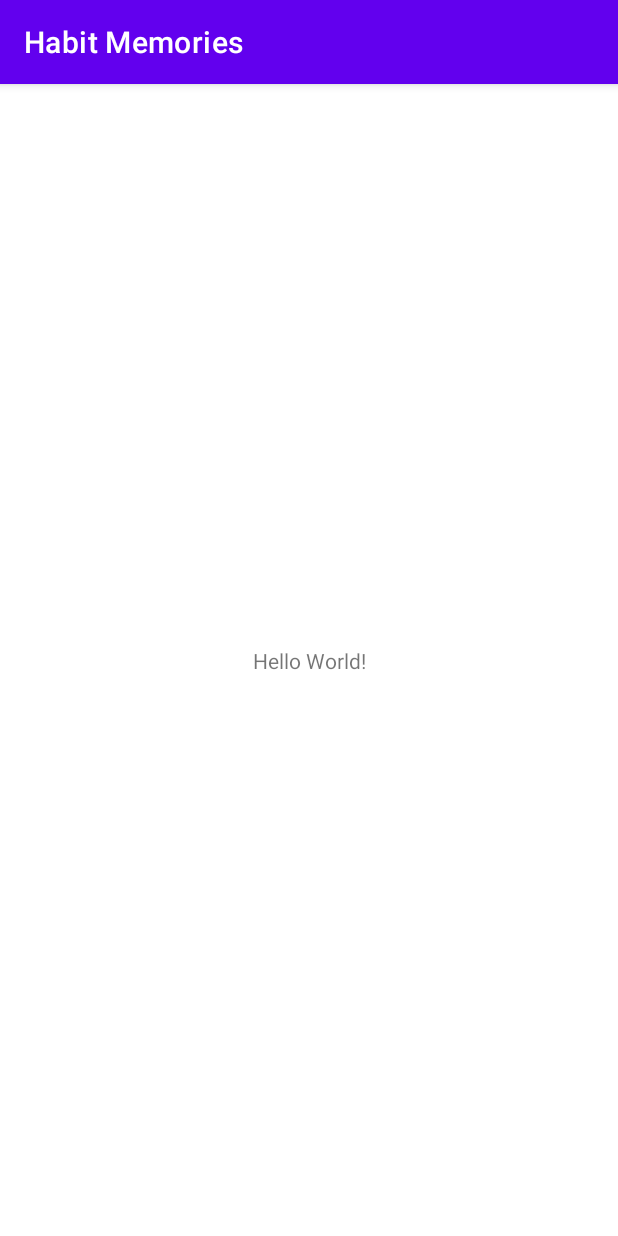
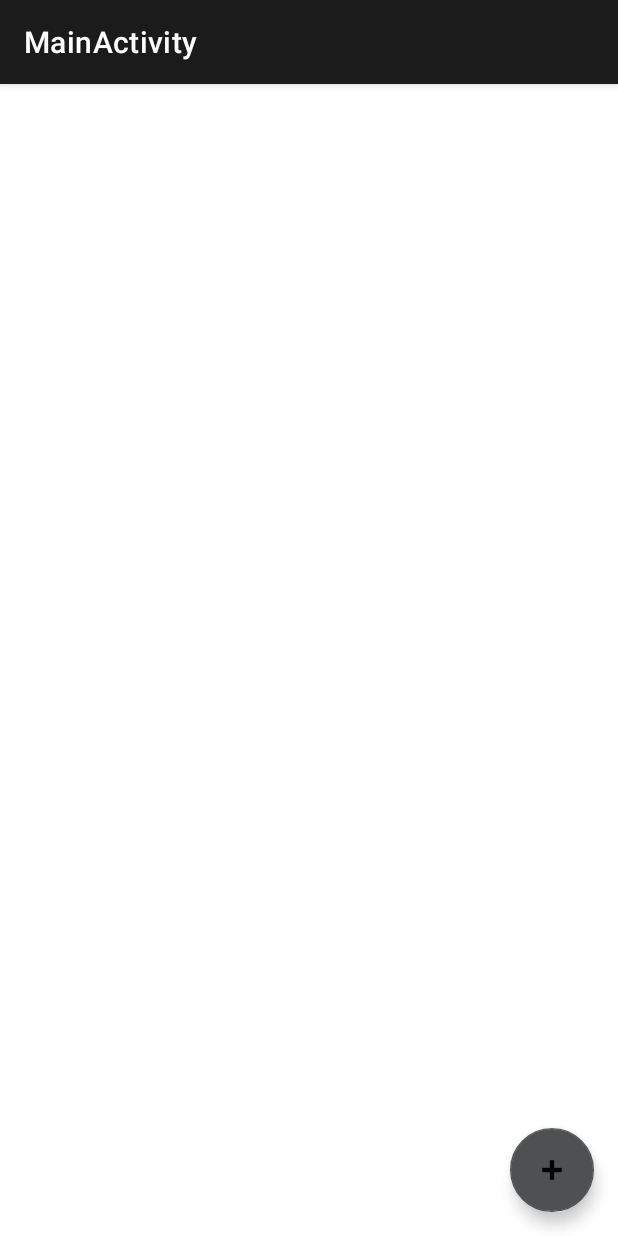
Before and after one commit to dreyZZ/habit-journal, an Android app: the screen it shows after launch (MainActivity), on a phone screen of 412 x 824 dp. Run offline under Robolectric (Android 15) with nearby library versions, the phone set to English and light mode, and no system bars.

Commit message:
added main activity

```diff
--- a/app/build.gradle
+++ b/app/build.gradle
@@ -40,6 +40,8 @@ dependencies {
     implementation 'androidx.appcompat:appcompat:1.2.0'
     implementation 'com.google.android.material:material:1.3.0'
     implementation 'androidx.constraintlayout:constraintlayout:2.0.4'
+    implementation 'androidx.navigation:navigation-fragment-ktx:2.3.3'
+    implementation 'androidx.navigation:navigation-ui-ktx:2.3.3'
     testImplementation 'junit:junit:4.+'
     androidTestImplementation 'androidx.test.ext:junit:1.1.2'
     androidTestImplementation 'androidx.test.espresso:espresso-core:3.3.0'
--- a/app/src/main/AndroidManifest.xml
+++ b/app/src/main/AndroidManifest.xml
@@ -9,7 +9,10 @@
         android:roundIcon="@mipmap/ic_launcher_round"
         android:supportsRtl="true"
         android:theme="@style/Theme.HabitMemories">
-        <activity android:name=".MainActivity">
+        <activity
+            android:name=".MainActivity"
+            android:label="@string/title_activity_main"
+            android:theme="@style/Theme.HabitMemories.NoActionBar">
             <intent-filter>
                 <action android:name="android.intent.action.MAIN" />
 
--- a/app/src/main/java/com/tengri/habitmemories/MainActivity.kt
+++ b/app/src/main/java/com/tengri/habitmemories/MainActivity.kt
@@ -1,11 +1,20 @@
 package com.tengri.habitmemories
 
+import android.os.Bundle
+import com.google.android.material.floatingactionbutton.FloatingActionButton
+import com.google.android.material.snackbar.Snackbar
 import androidx.appcompat.app.AppCompatActivity
-import android.os.Bundle
 
 class MainActivity : AppCompatActivity() {
+
     override fun onCreate(savedInstanceState: Bundle?) {
         super.onCreate(savedInstanceState)
         setContentView(R.layout.activity_main)
+        setSupportActionBar(findViewById(R.id.toolbar))
+
+        findViewById<FloatingActionButton>(R.id.fab).setOnClickListener { view ->
+            Snackbar.make(view, "Replace with your own action", Snackbar.LENGTH_LONG)
+                .setAction("Action", null).show()
+        }
     }
 }
--- a/app/src/main/res/layout/activity_main.xml
+++ b/app/src/main/res/layout/activity_main.xml
@@ -1,18 +1,33 @@
 <?xml version="1.0" encoding="utf-8"?>
-<androidx.constraintlayout.widget.ConstraintLayout xmlns:android="http://schemas.android.com/apk/res/android"
+<androidx.coordinatorlayout.widget.CoordinatorLayout xmlns:android="http://schemas.android.com/apk/res/android"
     xmlns:app="http://schemas.android.com/apk/res-auto"
     xmlns:tools="http://schemas.android.com/tools"
     android:layout_width="match_parent"
     android:layout_height="match_parent"
     tools:context=".MainActivity">
 
-    <TextView
+    <com.google.android.material.appbar.AppBarLayout
+        android:layout_width="match_parent"
+        android:layout_height="wrap_content"
+        android:theme="@style/Theme.HabitMemories.AppBarOverlay">
+
+        <androidx.appcompat.widget.Toolbar
+            android:id="@+id/toolbar"
+            android:layout_width="match_parent"
+            android:layout_height="?attr/actionBarSize"
+            android:background="?attr/colorPrimary"
+            app:popupTheme="@style/Theme.HabitMemories.PopupOverlay" />
+
+    </com.google.android.material.appbar.AppBarLayout>
+
+    <include layout="@layout/content_main" />
+
+    <com.google.android.material.floatingactionbutton.FloatingActionButton
+        android:id="@+id/fab"
         android:layout_width="wrap_content"
         android:layout_height="wrap_content"
-        android:text="Hello World!"
-        app:layout_constraintBottom_toBottomOf="parent"
-        app:layout_constraintLeft_toLeftOf="parent"
-        app:layout_constraintRight_toRightOf="parent"
-        app:layout_constraintTop_toTopOf="parent" />
+        android:layout_gravity="bottom|end"
+        android:layout_margin="@dimen/fab_margin"
+        app:srcCompat="@android:drawable/ic_input_add" />
 
-</androidx.constraintlayout.widget.ConstraintLayout>
+</androidx.coordinatorlayout.widget.CoordinatorLayout>
--- /dev/null
+++ b/app/src/main/res/layout/content_main.xml
@@ -0,0 +1,9 @@
+<?xml version="1.0" encoding="utf-8"?>
+<androidx.constraintlayout.widget.ConstraintLayout xmlns:android="http://schemas.android.com/apk/res/android"
+    xmlns:app="http://schemas.android.com/apk/res-auto"
+    android:layout_width="match_parent"
+    android:layout_height="match_parent"
+    app:layout_behavior="@string/appbar_scrolling_view_behavior">
+
+
+</androidx.constraintlayout.widget.ConstraintLayout>
--- /dev/null
+++ b/app/src/main/res/values/dimens.xml
@@ -0,0 +1,3 @@
+<resources>
+    <dimen name="fab_margin">16dp</dimen>
+</resources>
--- a/app/src/main/res/values/themes.xml
+++ b/app/src/main/res/values/themes.xml
@@ -2,15 +2,24 @@
     <!-- Base application theme. -->
     <style name="Theme.HabitMemories" parent="Theme.MaterialComponents.DayNight.DarkActionBar">
         <!-- Primary brand color. -->
-        <item name="colorPrimary">@color/purple_500</item>
-        <item name="colorPrimaryVariant">@color/purple_700</item>
+        <item name="colorPrimary">#1C1B1B</item>
+        <item name="colorPrimaryVariant">#302E35</item>
         <item name="colorOnPrimary">@color/white</item>
         <!-- Secondary brand color. -->
-        <item name="colorSecondary">@color/teal_200</item>
+        <item name="colorSecondary">#4F5051</item>
         <item name="colorSecondaryVariant">@color/teal_700</item>
         <item name="colorOnSecondary">@color/black</item>
         <!-- Status bar color. -->
         <item name="android:statusBarColor" tools:targetApi="l">?attr/colorPrimaryVariant</item>
         <!-- Customize your theme here. -->
     </style>
+
+    <style name="Theme.HabitMemories.NoActionBar">
+        <item name="windowActionBar">false</item>
+        <item name="windowNoTitle">true</item>
+    </style>
+
+    <style name="Theme.HabitMemories.AppBarOverlay" parent="ThemeOverlay.AppCompat.Dark.ActionBar" />
+
+    <style name="Theme.HabitMemories.PopupOverlay" parent="ThemeOverlay.AppCompat.Light" />
 </resources>
```
Also changed, not shown: app/src/main/java/com/tengri/habitmemories/FirstFragment.kt (added, +31 -0 lines), app/src/main/java/com/tengri/habitmemories/SecondFragment.kt (added, +31 -0 lines), app/src/main/res/layout/fragment_first.xml (added, +28 -0 lines), app/src/main/res/layout/fragment_second.xml (added, +27 -0 lines), app/src/main/res/navigation/nav_graph.xml (added, +28 -0 lines), app/src/main/res/values/strings.xml (+9 -0 lines).
